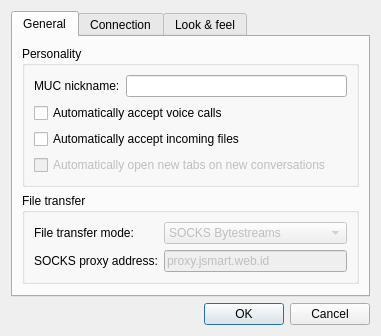
Before: the Qt Designer form ui/settingswindow.ui in WST/acid-pc, drawn with Qt 5.
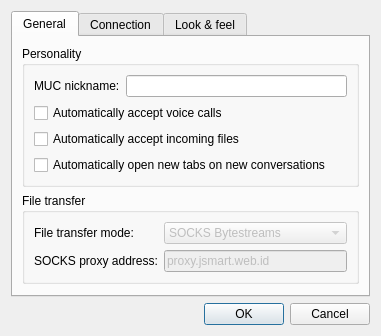
After: the same form once the commit is applied. Icons and pictures are not drawn.

Commit message: Фикс баги с некомпиляцией проекта после обновления Qxmpp

Patch:
```diff
--- a/ui/settingswindow.ui
+++ b/ui/settingswindow.ui
@@ -72,9 +72,6 @@
             </item>
             <item row="3" column="0" colspan="2">
              <widget class="QCheckBox" name="automatically_open_new_tabs">
-              <property name="enabled">
-               <bool>false</bool>
-              </property>
               <property name="whatsThis">
                <string>If enabled, the tabs for new conversations will be opened automatically every time when you receive a message from a new JID.</string>
               </property>
```
The commit also changes 2 other files.
